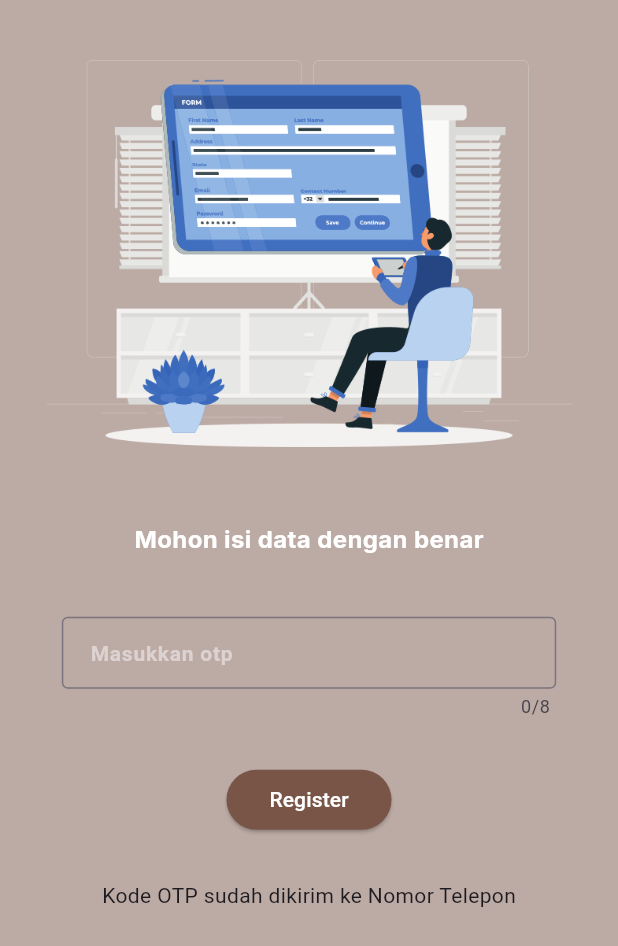
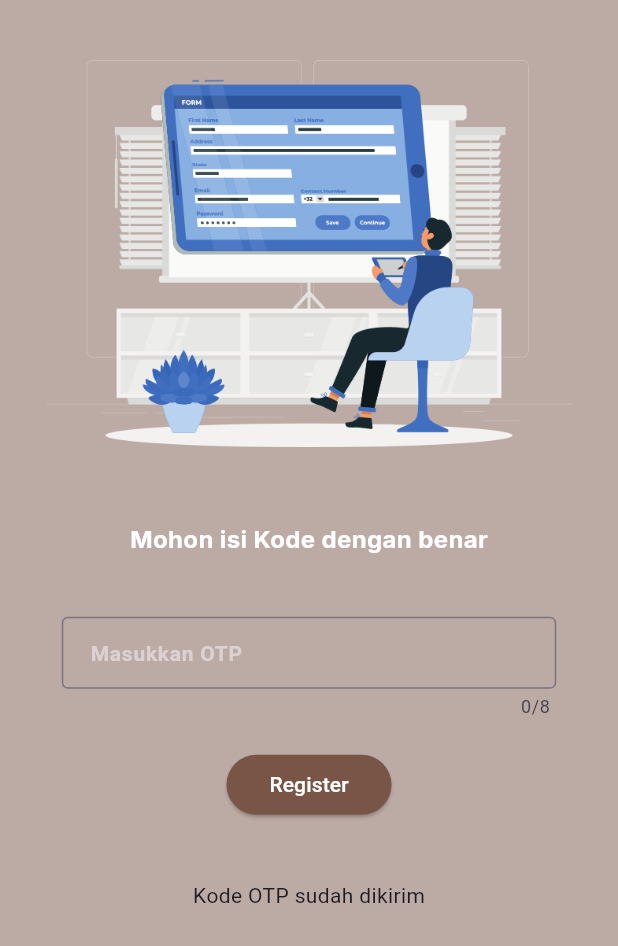
Before and after one commit to VIBEX45/FRONT-AND-BACK, a Flutter app: the otp screen opened directly, on a phone screen of 412 x 824 dp. Shown: the top 946 px of the screen. Run offline on Flutter 3.47's test engine with Material 3 defaults, Android fonts, the light colour scheme and no system bars; our stand-ins replace cool_alert, dotted_border, flutter_map, google_fonts, image_picker, latlong2.

Commit message:
update otp

```diff
--- a/lib/pages/otp_page.dart
+++ b/lib/pages/otp_page.dart
@@ -46,7 +46,7 @@ final TextEditingController _otpController = TextEditingController();
             //welcome back message
             Center(
               child: Text(
-                "Mohon isi data dengan benar",
+                "Mohon isi Kode dengan benar",
                 style: GoogleFonts.inter(
                   color: Colors.white,
                   fontSize: 16,
@@ -65,14 +65,15 @@ final TextEditingController _otpController = TextEditingController();
                   TextField(
                     controller: _otpController,
                     maxLength: 8,
-                    inputFormatters: [FilteringTextInputFormatter.allow(RegExp('[a-z A-Z 0-9]')), ],
+                    keyboardType: TextInputType.number,
+                    inputFormatters: [FilteringTextInputFormatter.digitsOnly, ],
                     decoration: const InputDecoration(
                         contentPadding: EdgeInsets.only(bottom: 5,left: 15),
                         border: OutlineInputBorder(),
                         hintFadeDuration: Duration(milliseconds: 300),
                         alignLabelWithHint: true,
                         floatingLabelBehavior: FloatingLabelBehavior.always,
-                        hintText: 'Masukkan otp',
+                        hintText: 'Masukkan OTP',
                           hintStyle: TextStyle(
                             fontSize: 14,
                             fontWeight: FontWeight.bold,
@@ -84,7 +85,7 @@ final TextEditingController _otpController = TextEditingController();
               ),
             ),
               const SizedBox(
-                height: 20,
+                height: 10,
               ),
 
             //login button
@@ -126,7 +127,7 @@ final TextEditingController _otpController = TextEditingController();
             ),
 
             const SizedBox(
-                height: 20,
+                height: 30,
               ),
             //login now
 
@@ -134,7 +135,7 @@ final TextEditingController _otpController = TextEditingController();
               mainAxisAlignment: MainAxisAlignment.center,
               children: [
               Text(
-                "Kode OTP sudah dikirim ke Nomor Telepon",
+                "Kode OTP sudah dikirim",
                 ),
             ],
             ),
--- a/lib/pages/register_page.dart
+++ b/lib/pages/register_page.dart
@@ -112,7 +112,6 @@ final TextEditingController _confirmController = TextEditingController();
                 ),
                   TextField(
                     controller: _pwController,
-                    maxLength: 8,
                     inputFormatters: [FilteringTextInputFormatter.allow(RegExp('[a-z A-Z 0-9]')), ],
                     decoration: const InputDecoration(
                         contentPadding: EdgeInsets.only(bottom: 5,left: 15),
```
